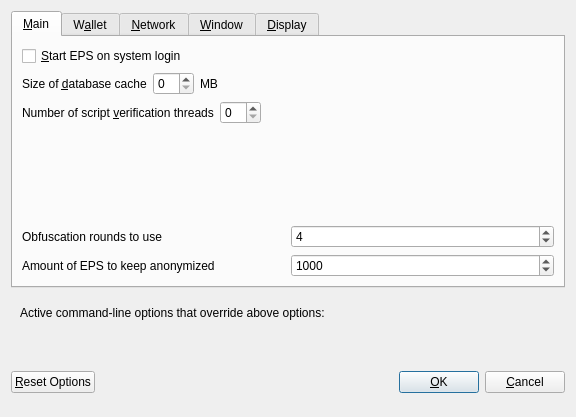
Above: src/qt/forms/optionsdialog.ui from magocoin/magocoin2 before the change. Below: the same form after it.
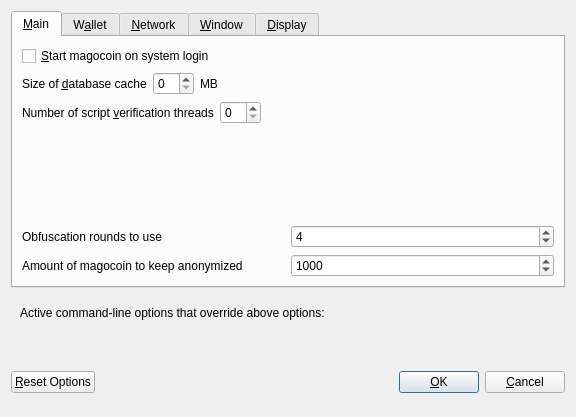
That is the form after the change. Custom widgets are drawn as their Qt base class.

What changed in the file:
```diff
--- a/src/qt/forms/optionsdialog.ui
+++ b/src/qt/forms/optionsdialog.ui
@@ -33,7 +33,7 @@
           <string>Automatically start EPS after logging in to the system.</string>
          </property>
          <property name="text">
-          <string>&amp;Start EPS on system login</string>
+          <string>&amp;Start magocoin on system login</string>
          </property>
         </widget>
        </item>
@@ -177,7 +177,7 @@
             <string notr="true"/>
            </property>
            <property name="text">
-            <string>Amount of EPS to keep anonymized</string>
+            <string>Amount of magocoin to keep anonymized</string>
            </property>
           </widget>
          </item>
```
Left out of the diff: 12 changed lines with no effect on the pictures.
